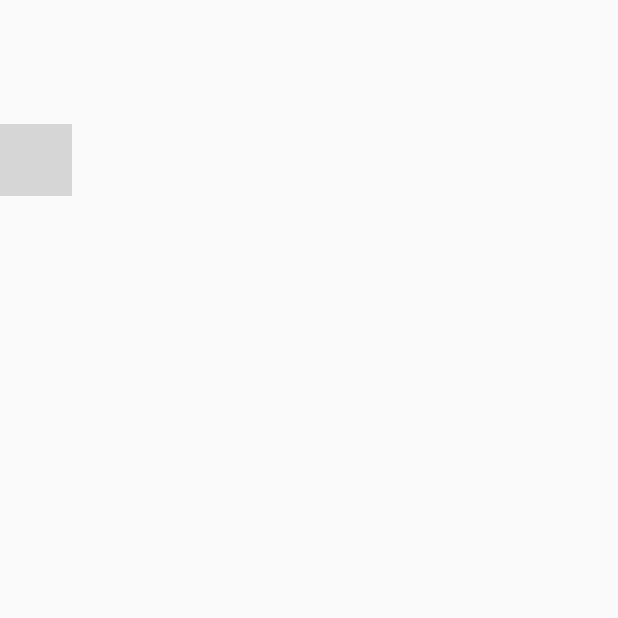
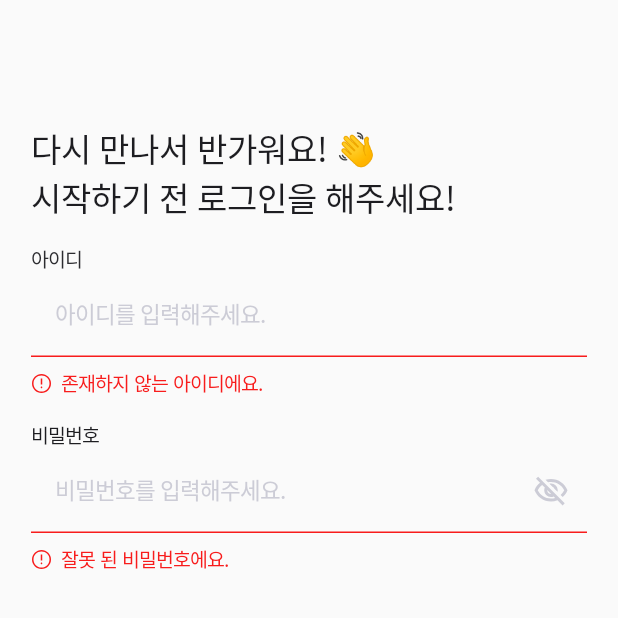
Before and after one commit to dokgo-die/DokgoDie-Android, an Android app built with Jetpack Compose: the screen it shows after launch (LoginActivity), on a phone screen of 412 x 824 dp, the top half of it. Run offline under Robolectric (Android 15) with nearby library versions, the phone set to English and light mode, and no system bars; Roboto replaces fonts that are not available here; grey boxes are pictures that could not be loaded.

Commit message:
:sparkles: :: login page

```diff
--- a/app/build.gradle.kts
+++ b/app/build.gradle.kts
@@ -59,6 +59,7 @@ dependencies {
     implementation(Dependency.Compose.COMPOSE)
     implementation(Dependency.Compose.COMPOSE_PREVIEW)
     implementation(Dependency.Compose.COMPOSE_MATERIAL)
+    implementation(Dependency.Compose.COMPOSE_ICON)
     testImplementation(Dependency.Test.JUNIT)
     androidTestImplementation(Dependency.Test.ANDROID_JUNIT)
     androidTestImplementation(Dependency.Test.ESPRESSO)
--- /dev/null
+++ b/app/src/main/java/com/highthon/dokgodie_android/presentation/component/InputField.kt
@@ -0,0 +1,110 @@
+package com.highthon.dokgodie_android.presentation.component
+
+import androidx.compose.foundation.layout.*
+import androidx.compose.foundation.text.KeyboardOptions
+import androidx.compose.material.Icon
+import androidx.compose.material.IconButton
+import androidx.compose.material.TextField
+import androidx.compose.material.TextFieldDefaults
+import androidx.compose.material.icons.Icons
+import androidx.compose.material.icons.outlined.Visibility
+import androidx.compose.material.icons.outlined.VisibilityOff
+import androidx.compose.runtime.Composable
+import androidx.compose.runtime.mutableStateOf
+import androidx.compose.runtime.remember
+import androidx.compose.ui.Alignment
+import androidx.compose.ui.Modifier
+import androidx.compose.ui.graphics.Color.Companion.Gray
+import androidx.compose.ui.graphics.Color.Companion.Transparent
+import androidx.compose.ui.res.painterResource
+import androidx.compose.ui.text.TextStyle
+import androidx.compose.ui.text.font.FontWeight
+import androidx.compose.ui.text.input.KeyboardType
+import androidx.compose.ui.text.input.PasswordVisualTransformation
+import androidx.compose.ui.text.input.VisualTransformation
+import androidx.compose.ui.unit.dp
+import androidx.compose.ui.unit.sp
+import com.highthon.dokgodie_android.R
+import com.highthon.dokgodie_android.presentation.ui.theme.Black100
+import com.highthon.dokgodie_android.presentation.ui.theme.ErrorColor
+import com.highthon.dokgodie_android.presentation.ui.theme.Font
+import com.highthon.dokgodie_android.presentation.ui.theme.Gray400
+
+@Composable
+fun InputField(
+    text: String,
+    hint: String,
+    onValueChange: (String) -> Unit,
+    isError: Boolean,
+    errorMsg: String,
+    isPassword: Boolean
+) {
+    val passwordVisible = remember {
+        mutableStateOf(isPassword)
+    }
+    Column {
+        TextField(
+            value = text,
+            onValueChange = onValueChange,
+            modifier = Modifier
+                .fillMaxWidth(0.9f),
+            colors = TextFieldDefaults.textFieldColors(
+                backgroundColor = Transparent,
+                textColor = Black100,
+                focusedIndicatorColor = Gray400,
+                unfocusedIndicatorColor = Gray400,
+                disabledIndicatorColor = Gray400,
+                errorIndicatorColor = ErrorColor,
+                errorCursorColor = ErrorColor,
+                cursorColor = Gray
+            ),
+            placeholder = {
+                PretendardText(
+                    fontSize = 15.sp,
+                    text = hint,
+                    fontWeight = FontWeight.Medium,
+                    color = Gray400
+                )
+            },
+            textStyle = TextStyle(
+                fontSize = 15.sp,
+                fontFamily = Font.pretendard,
+                fontWeight = FontWeight(600),
+                color = Black100,
+            ),
+            visualTransformation = if (passwordVisible.value) PasswordVisualTransformation() else VisualTransformation.None,
+            keyboardOptions = KeyboardOptions(keyboardType = if (isPassword) KeyboardType.Password else KeyboardType.Text),
+            trailingIcon = {
+                val image = if (passwordVisible.value)
+                    Icons.Outlined.VisibilityOff
+                else Icons.Outlined.Visibility
+                val description = if (passwordVisible.value) "Hide password" else "Show password"
+
+                if (isPassword) {
+                    IconButton(onClick = { passwordVisible.value = !passwordVisible.value }) {
+                        Icon(imageVector = image, description, tint = Gray400)
+                    }
+                }
+            },
+            maxLines = 1,
+            isError = isError
+        )
+        if (isError) {
+            Spacer(modifier = Modifier.size(8.dp))
+            Row(verticalAlignment = Alignment.CenterVertically) {
+                Icon(
+                    painter = painterResource(id = R.drawable.error_ic),
+                    contentDescription = "ErrorIcon",
+                    tint = ErrorColor
+                )
+                Spacer(modifier = Modifier.size(5.67.dp))
+                PretendardText(
+                    text = errorMsg,
+                    fontSize = 13.sp,
+                    fontWeight = FontWeight(600),
+                    color = ErrorColor
+                )
+            }
+        }
+    }
+}
--- a/app/src/main/java/com/highthon/dokgodie_android/presentation/component/PretendardText.kt
+++ b/app/src/main/java/com/highthon/dokgodie_android/presentation/component/PretendardText.kt
@@ -15,7 +15,7 @@ fun PretendardText(
     fontSize: TextUnit,
     fontWeight: FontWeight,
     color: Color,
-    modifier: Modifier
+    modifier: Modifier = Modifier
 ) {
     Text(
         text = text, style = TextStyle(
--- a/app/src/main/java/com/highthon/dokgodie_android/presentation/feature_login/LoginActivity.kt
+++ b/app/src/main/java/com/highthon/dokgodie_android/presentation/feature_login/LoginActivity.kt
@@ -3,32 +3,77 @@ package com.highthon.dokgodie_android.presentation.feature_login
 import android.os.Bundle
 import androidx.activity.ComponentActivity
 import androidx.activity.compose.setContent
-import androidx.compose.foundation.layout.Column
-import androidx.compose.foundation.layout.Spacer
-import androidx.compose.foundation.layout.fillMaxHeight
-import androidx.compose.foundation.layout.fillMaxWidth
+import androidx.compose.foundation.layout.*
+import androidx.compose.runtime.mutableStateOf
+import androidx.compose.runtime.remember
+import androidx.compose.ui.Alignment
 import androidx.compose.ui.Modifier
 import androidx.compose.ui.text.font.FontWeight
+import androidx.compose.ui.unit.dp
 import androidx.compose.ui.unit.sp
+import com.highthon.dokgodie_android.presentation.component.InputField
 import com.highthon.dokgodie_android.presentation.component.PretendardText
 import com.highthon.dokgodie_android.presentation.ui.theme.Black100
+import com.highthon.dokgodie_android.presentation.ui.theme.Black200
 
 class LoginActivity : ComponentActivity() {
     override fun onCreate(savedInstanceState: Bundle?) {
         super.onCreate(savedInstanceState)
         setContent {
-            Column {
-                Spacer(
-                    modifier = Modifier
-                        .fillMaxHeight(0.1f)
-                        .fillMaxWidth(0.9f)
-                )
+            val id = remember {
+                mutableStateOf("")
+            }
+            val password = remember {
+                mutableStateOf("")
+            }
+            Column(
+                modifier = Modifier.fillMaxSize(),
+                horizontalAlignment = Alignment.CenterHorizontally
+            ) {
+                Spacer(modifier = Modifier.fillMaxHeight(0.1f))
                 PretendardText(
                     text = "다시 만나서 반가워요! \uD83D\uDC4B\n" +
                             "시작하기 전 로그인을 해주세요!",
                     fontSize = 22.sp,
                     fontWeight = FontWeight(700),
-                    color = Black100
+                    color = Black100,
+                    modifier = Modifier.fillMaxWidth(0.9f)
+                )
+                Spacer(modifier = Modifier.size(15.dp))
+                PretendardText(
+                    text = "아이디",
+                    fontSize = 13.sp,
+                    fontWeight = FontWeight(600),
+                    color = Black200,
+                    modifier = Modifier.fillMaxWidth(0.9f)
+                )
+                InputField(
+                    text = id.value,
+                    hint = "아이디를 입력해주세요.",
+                    isError = true,
+                    onValueChange = {
+                        id.value = it
+                    },
+                    errorMsg = "존재하지 않는 아이디에요.",
+                    isPassword = false
+                )
+                Spacer(modifier = Modifier.size(16.dp))
+                PretendardText(
+                    text = "비밀번호",
+                    fontSize = 13.sp,
+                    fontWeight = FontWeight(600),
+                    color = Black100,
+                    modifier = Modifier.fillMaxWidth(0.9f)
+                )
+                InputField(
+                    text = password.value,
+                    hint = "비밀번호를 입력해주세요.",
+                    isError = true,
+                    onValueChange = {
+                        password.value = it
+                    },
+                    errorMsg = "잘못 된 비밀번호에요.",
+                    isPassword = true
                 )
             }
         }
--- /dev/null
+++ b/app/src/main/res/drawable/error_ic.xml
@@ -0,0 +1,9 @@
+<vector xmlns:android="http://schemas.android.com/apk/res/android"
+    android:width="14dp"
+    android:height="14dp"
+    android:viewportWidth="14"
+    android:viewportHeight="14">
+  <path
+      android:pathData="M7,10.15C7.155,10.15 7.283,10.1 7.383,10C7.483,9.9 7.533,9.772 7.533,9.617C7.533,9.461 7.483,9.333 7.383,9.233C7.283,9.133 7.155,9.083 7,9.083C6.844,9.083 6.716,9.133 6.616,9.233C6.516,9.333 6.466,9.461 6.466,9.617C6.466,9.772 6.516,9.9 6.616,10C6.716,10.1 6.844,10.15 7,10.15ZM6.5,7.717H7.5V3.717H6.5V7.717ZM7,13.333C6.122,13.333 5.297,13.167 4.525,12.833C3.753,12.5 3.083,12.05 2.516,11.483C1.95,10.917 1.5,10.247 1.166,9.475C0.833,8.703 0.667,7.878 0.667,7C0.667,6.122 0.833,5.297 1.166,4.525C1.5,3.753 1.95,3.083 2.516,2.517C3.083,1.95 3.753,1.5 4.525,1.167C5.297,0.833 6.122,0.667 7,0.667C7.878,0.667 8.703,0.833 9.475,1.167C10.247,1.5 10.917,1.95 11.483,2.517C12.05,3.083 12.5,3.753 12.833,4.525C13.167,5.297 13.333,6.122 13.333,7C13.333,7.878 13.167,8.703 12.833,9.475C12.5,10.247 12.05,10.917 11.483,11.483C10.917,12.05 10.247,12.5 9.475,12.833C8.703,13.167 7.878,13.333 7,13.333ZM7,12.333C8.489,12.333 9.75,11.817 10.783,10.783C11.816,9.75 12.333,8.489 12.333,7C12.333,5.511 11.816,4.25 10.783,3.217C9.75,2.183 8.489,1.667 7,1.667C5.511,1.667 4.25,2.183 3.217,3.217C2.183,4.25 1.666,5.511 1.666,7C1.666,8.489 2.183,9.75 3.217,10.783C4.25,11.817 5.511,12.333 7,12.333Z"
+      android:fillColor="#F81C1C"/>
+</vector>
--- a/buildSrc/src/main/java/Dependency.kt
+++ b/buildSrc/src/main/java/Dependency.kt
@@ -14,6 +14,8 @@ object Dependency {
         const val COMPOSE_PREVIEW = "androidx.compose.ui:ui-tooling-preview:${Versions.COMPOSE}"
         const val COMPOSE_MATERIAL =
             "androidx.compose.material:material:${Versions.COMPOSE_MATERIAL}"
+        const val COMPOSE_ICON =
+            "androidx.compose.material:material-icons-extended:${Versions.COMPOSE}"
     }
 
     object AndroidX {
```
Also changed, not shown: 47 other files.
